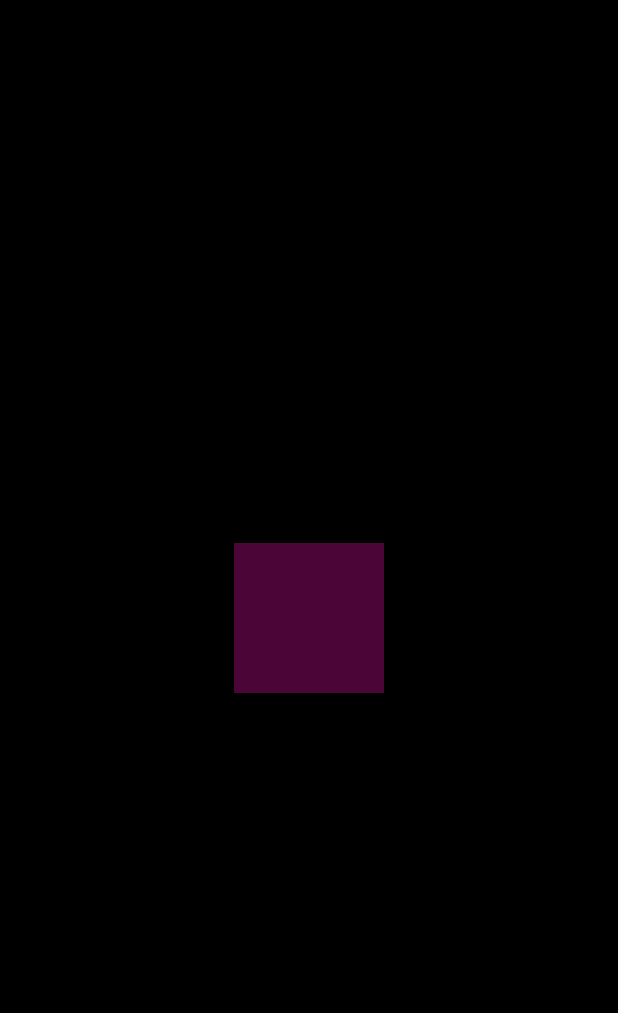
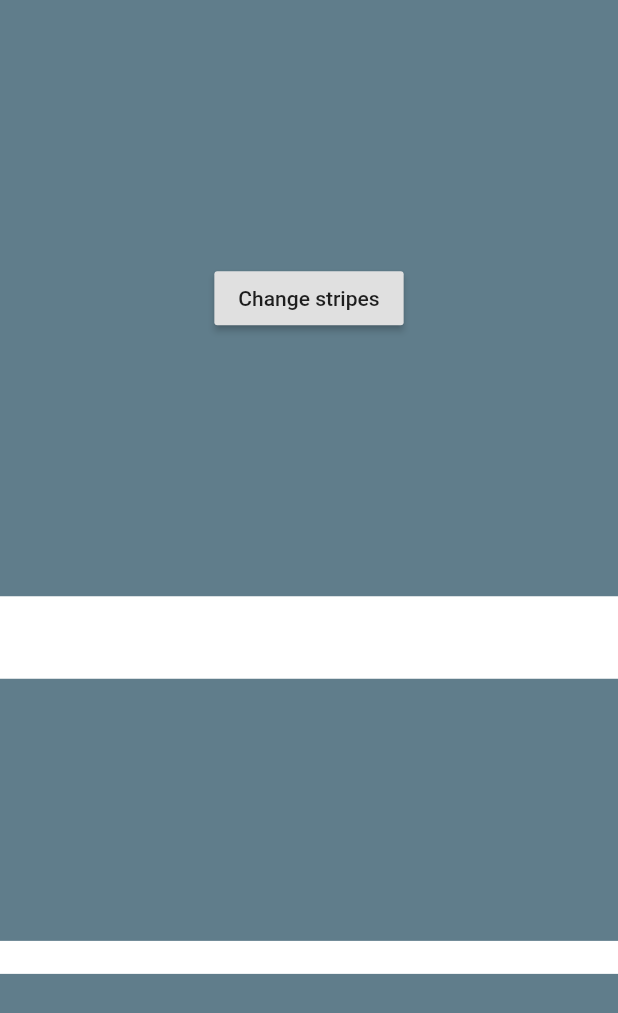
Before and after one commit to jelenalecic/examples, a Flutter app: the screen it shows after launch, on a phone screen of 412 x 824 dp. Shown: the top 1013 px of the screen. Run offline on Flutter 3.47's test engine with Material 2 defaults, Android fonts, the phone set to English and light mode, and no system bars.

Commit message:
simplest state management solutions

```diff
--- /dev/null
+++ b/lib/change_notifier_example.dart
@@ -0,0 +1,43 @@
+import 'package:examples/utils.dart';
+import 'package:flutter/material.dart';
+
+class ChangeNotifierWidget extends StatefulWidget {
+  @override
+  _ChangeNotifierWidgetState createState() => _ChangeNotifierWidgetState();
+}
+
+class _ChangeNotifierWidgetState extends State<ChangeNotifierWidget> {
+  Notifier notifier = Notifier();
+
+  @override
+  void initState() {
+    notifier.addListener(() {
+      setState(() {});
+    });
+    super.initState();
+  }
+
+  @override
+  Widget build(BuildContext context) {
+    return MaterialApp(
+        debugShowCheckedModeBanner: false,
+        home: Material(
+            child: Container(
+                alignment: Alignment.center,
+                color: notifier.currentColor,
+                child: RaisedButton(
+                    onPressed: () {
+                      notifier.resetColor();
+                    },
+                    child: Text('Change background')))));
+  }
+}
+
+class Notifier extends ChangeNotifier {
+  Color currentColor = Colors.blueGrey;
+
+  void resetColor() {
+    currentColor = getRandomColor();
+    notifyListeners();
+  }
+}
--- /dev/null
+++ b/lib/inherited_widget_value_notifier.dart
@@ -0,0 +1,73 @@
+import 'package:examples/utils.dart';
+import 'package:flutter/material.dart';
+
+class InheritedStatefulWidget extends StatefulWidget {
+  @override
+  _InheritedExampleState createState() => _InheritedExampleState();
+}
+
+class _InheritedExampleState extends State<InheritedStatefulWidget> {
+  @override
+  Widget build(BuildContext context) {
+    return MaterialApp(
+        debugShowCheckedModeBanner: false,
+        home: Material(
+            child: InheritedWidgetWithNotifier(
+          notifier: ValueNotifier(Colors.white),
+          child: Builder(
+            builder: (BuildContext builderContext) => Container(
+                alignment: Alignment.center,
+                color: Colors.blueGrey,
+                child: Column(
+                  mainAxisAlignment: MainAxisAlignment.spaceEvenly,
+                  children: [
+                    RaisedButton(
+                        onPressed: () {
+                          builderContext
+                              .dependOnInheritedWidgetOfExactType<
+                                  InheritedWidgetWithNotifier>()
+                              .notifier
+                              .value = getRandomColor();
+                        },
+                        child: Text('Change stripes')),
+                    ValueListenableBuilder(
+                      valueListenable: builderContext
+                          .dependOnInheritedWidgetOfExactType<
+                              InheritedWidgetWithNotifier>()
+                          .notifier,
+                      builder: (context, color, child) => Container(
+                        height: 55,
+                        color: color,
+                      ),
+                    ),
+                    ValueListenableBuilder(
+                      valueListenable: builderContext
+                          .dependOnInheritedWidgetOfExactType<
+                              InheritedWidgetWithNotifier>()
+                          .notifier,
+                      builder: (context, color, child) => Container(
+                        height: 22,
+                        color: color,
+                      ),
+                    ),
+                  ],
+                )),
+          ),
+        )));
+  }
+}
+
+class InheritedWidgetWithNotifier extends InheritedWidget {
+  const InheritedWidgetWithNotifier({
+    Key key,
+    this.notifier,
+    @required Widget child,
+  }) : super(key: key, child: child);
+
+  final ValueNotifier<Color> notifier;
+
+  @override
+  bool updateShouldNotify(InheritedWidget oldWidget) {
+    return false;
+  }
+}
--- a/lib/main.dart
+++ b/lib/main.dart
@@ -1,7 +1,11 @@
+import 'package:examples/change_notifier_example.dart';
+import 'package:examples/inherited_widget_value_notifier.dart';
+import 'package:examples/simple_color_widget.dart';
+import 'package:examples/value_notifier_example.dart';
 import 'package:flutter/material.dart';
 
 void main() {
-  runApp(Example3RootWidget());
+  runApp(InheritedStatefulWidget());
 }
 
 class Example3RootWidget extends StatelessWidget {
--- /dev/null
+++ b/lib/simple_color_widget.dart
@@ -0,0 +1,28 @@
+import 'package:examples/utils.dart';
+import 'package:flutter/material.dart';
+
+class SimpleColorWidget extends StatefulWidget {
+  @override
+  _SimpleColorWidgetState createState() => _SimpleColorWidgetState();
+}
+
+class _SimpleColorWidgetState extends State<SimpleColorWidget> {
+  Color currentColor = Colors.blueGrey;
+
+  @override
+  Widget build(BuildContext context) {
+    return MaterialApp(
+        debugShowCheckedModeBanner: false,
+        home: Material(
+            child: Container(
+                alignment: Alignment.center,
+                color: currentColor,
+                child: RaisedButton(
+                    onPressed: () {
+                      setState(() {
+                        currentColor = getRandomColor();
+                      });
+                    },
+                    child: Text('Change background')))));
+  }
+}
--- /dev/null
+++ b/lib/value_notifier_example.dart
@@ -0,0 +1,28 @@
+import 'package:examples/utils.dart';
+import 'package:flutter/material.dart';
+
+class ValueNotifierWidget extends StatefulWidget {
+  @override
+  _ValueNotifierWidgetState createState() => _ValueNotifierWidgetState();
+}
+
+class _ValueNotifierWidgetState extends State<ValueNotifierWidget> {
+  ValueNotifier<Color> notifier = ValueNotifier(Colors.blueGrey);
+
+  @override
+  Widget build(BuildContext context) {
+    return MaterialApp(
+        debugShowCheckedModeBanner: false,
+        home: Material(
+            child: ValueListenableBuilder(
+                valueListenable: notifier,
+                builder: (context, color, widget) => Container(
+                    alignment: Alignment.center,
+                    color: color,
+                    child: RaisedButton(
+                        onPressed: () {
+                          notifier.value = getRandomColor();
+                        },
+                        child: Text('Change background'))))));
+  }
+}
```
Also changed, not shown: lib/utils.dart (added, +14 -0 lines), 1 other file.
